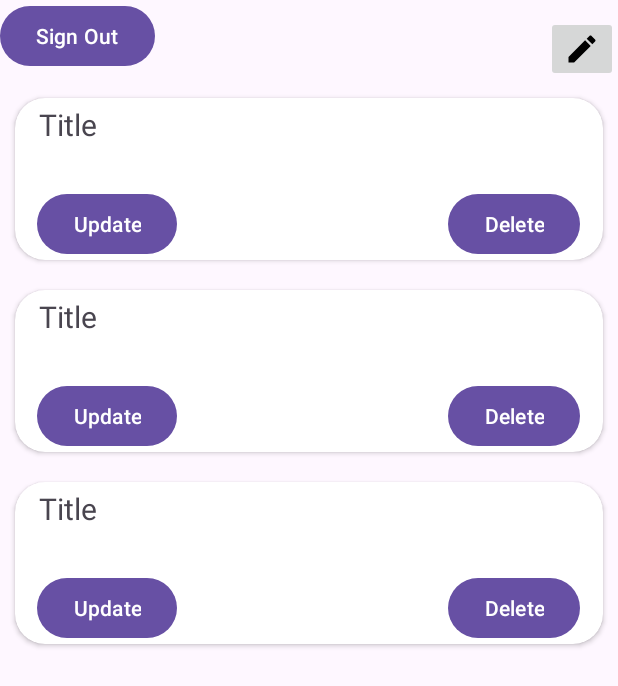
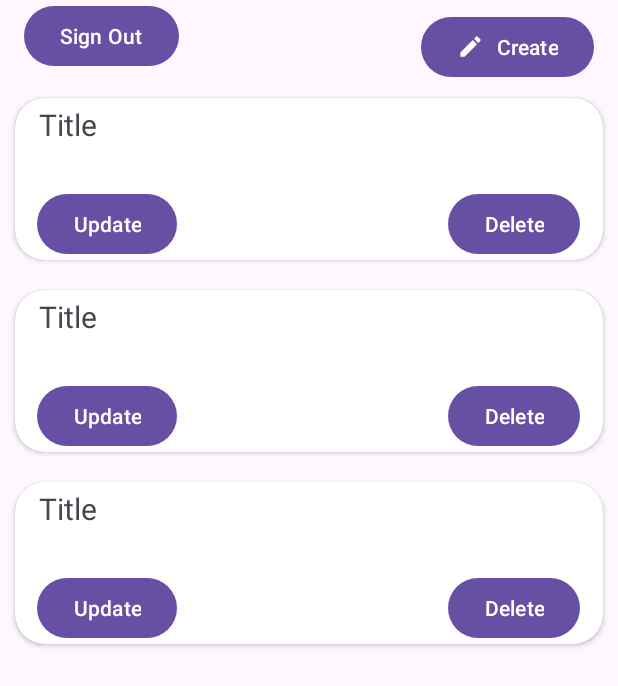
Before and after one commit to ayushs-2k4/Notes-App, an Android app: the layout activity_all_notes.xml on its own in the app's theme, with its tools: preview values and no code run, on a phone screen of 412 x 824 dp. Shown: the top 686 px of the screen. Run offline under Robolectric (Android 15) with nearby library versions, the phone set to English and light mode, and no system bars.

Commit message:
Changed All Notes Layout (Changed Create New Icon)

```diff
--- a/app/build.gradle
+++ b/app/build.gradle
@@ -13,7 +13,7 @@ android {
         minSdk 24
         targetSdk 33
         versionCode 1
-        versionName "1.0"
+        versionName "1.0.0"
 
         testInstrumentationRunner "androidx.test.runner.AndroidJUnitRunner"
     }
--- a/app/src/main/res/layout/activity_all_notes.xml
+++ b/app/src/main/res/layout/activity_all_notes.xml
@@ -19,21 +19,26 @@
         android:id="@+id/signOutButton"
         android:layout_width="wrap_content"
         android:layout_height="wrap_content"
+        android:layout_marginStart="16dp"
         android:layout_marginBottom="6dp"
         android:text="Sign Out"
         app:layout_constraintBottom_toBottomOf="@+id/toolbar2"
         app:layout_constraintStart_toStartOf="parent"
-        app:layout_constraintTop_toTopOf="@+id/toolbar2" />
+        app:layout_constraintTop_toTopOf="@+id/toolbar2"
+        app:layout_constraintVertical_bias="1.0" />
 
-    <ImageButton
+    <com.google.android.material.button.MaterialButton
         android:id="@+id/createNoteButton"
         android:layout_width="wrap_content"
         android:layout_height="wrap_content"
         android:layout_marginTop="11dp"
+        android:layout_marginEnd="16dp"
+        android:text="Create"
+        app:icon="@drawable/baseline_create_24"
         app:layout_constraintBottom_toBottomOf="@+id/toolbar2"
         app:layout_constraintEnd_toEndOf="parent"
         app:layout_constraintTop_toTopOf="@+id/toolbar2"
-        app:srcCompat="@drawable/baseline_create_24" />
+        app:layout_constraintVertical_bias="0.8" />
 
     <androidx.recyclerview.widget.RecyclerView
         android:id="@+id/recyclerView"
```
